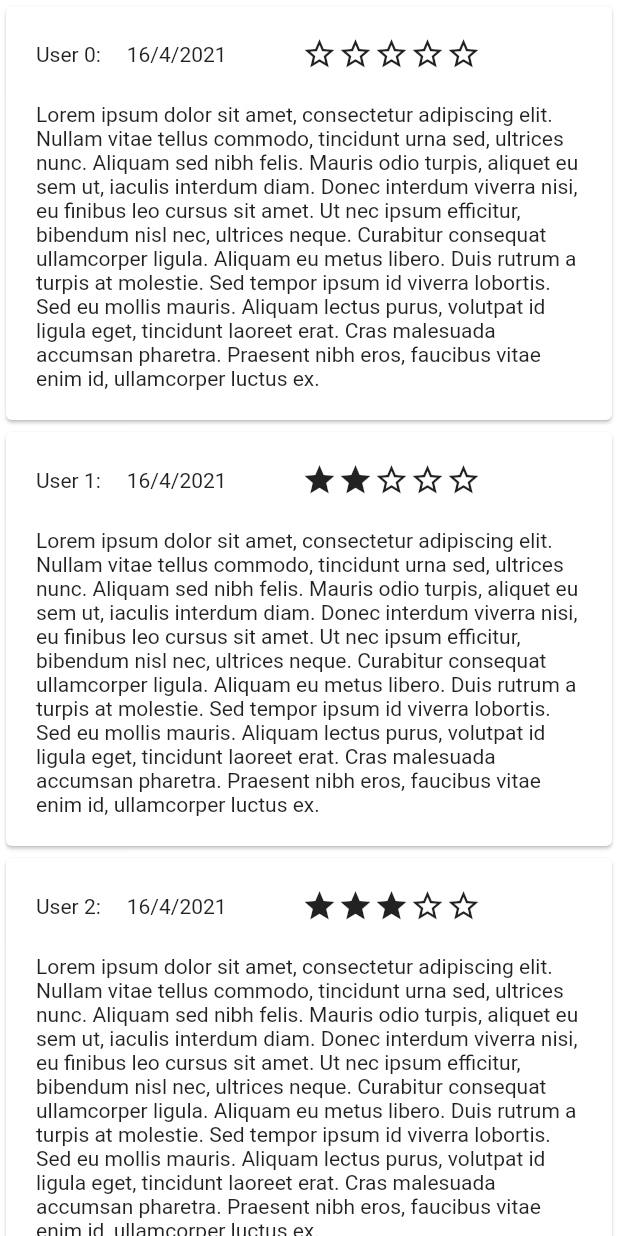
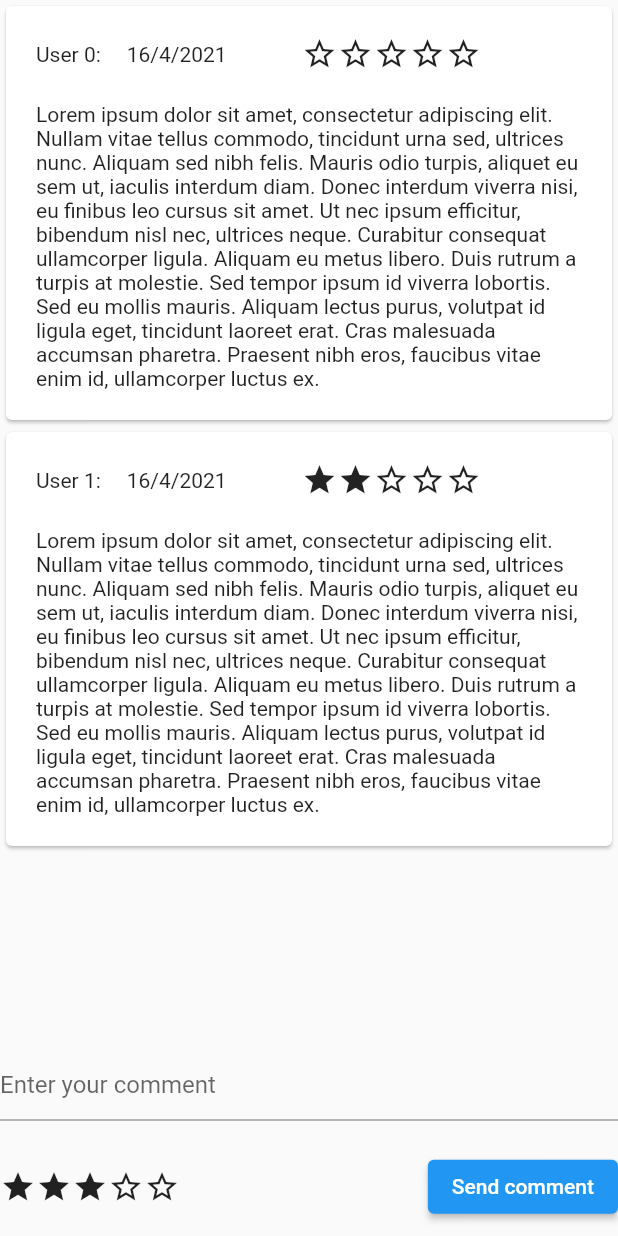
Before and after one commit to daerix/Flutter_Shop, a Flutter app: the screen it shows after launch, on a phone screen of 412 x 824 dp. Run offline on Flutter 3.47's test engine with Material 2 defaults, Android fonts, the light colour scheme and no system bars; accounts and stored records are empty.

Commit message:
Ajout du composant commentaries

```diff
--- a/flutter_shop/lib/main.dart
+++ b/flutter_shop/lib/main.dart
@@ -3,14 +3,15 @@ import 'dart:math';
 import 'package:flutter/material.dart';
 import 'package:flutter_shop/models/commentary.dart';
 import 'package:flutter_shop/models/user.dart';
-import 'package:flutter_shop/widgets/commentary_page/commentary.dart';
+import 'package:flutter_shop/widgets/commentary_page/commentary_page.dart';
 
 List<Commentary> commentaries;
-
+User currentUser;
 void main() {
   commentaries = [];
+  currentUser = new User("Virgile Sassano");
   Random random = Random();
-  for (var i = 0; i < 5; i++) {
+  for (var i = 0; i < 2; i++) {
     Commentary comment = new Commentary();
     comment.comment = "Lorem ipsum dolor sit amet, consectetur adipiscing elit. Nullam vitae tellus commodo, tincidunt urna sed, ultrices nunc. Aliquam sed nibh felis. Mauris odio turpis, aliquet eu sem ut, iaculis interdum diam. Donec interdum viverra nisi, eu finibus leo cursus sit amet. Ut nec ipsum efficitur, bibendum nisl nec, ultrices neque. Curabitur consequat ullamcorper ligula. Aliquam eu metus libero. Duis rutrum a turpis at molestie. Sed tempor ipsum id viverra lobortis. Sed eu mollis mauris. Aliquam lectus purus, volutpat id ligula eget, tincidunt laoreet erat. Cras malesuada accumsan pharetra. Praesent nibh eros, faucibus vitae enim id, ullamcorper luctus ex.";
     comment.user = new User("User " + i.toString());
@@ -29,10 +30,7 @@ class MyApp extends StatelessWidget {
       theme: ThemeData(
         primarySwatch: Colors.blue,
       ),
-      home: SingleChildScrollView(
-          child: Column(children: [
-        for (var comment in commentaries) CommentaryWidget(commentary: comment)
-      ])),
+      home: CommentaryPageWidget(commentaries: commentaries, currentUser: currentUser),
     );
   }
 }
--- /dev/null
+++ b/flutter_shop/lib/widgets/commentary_page/clickable_star.dart
@@ -0,0 +1,33 @@
+import 'package:flutter/cupertino.dart';
+import 'package:flutter/material.dart';
+import 'package:flutter_shop/widgets/commentary_page/commentary_page.dart';
+
+class ClickableStarWidget extends StatefulWidget {
+  ClickableStarWidget({Key key, this.parentWidget, this.position})
+      : super(key: key);
+  CommentaryPageWidgetState parentWidget;
+  int position;
+  @override
+  _ClickableStarWidgetState createState() => _ClickableStarWidgetState();
+}
+
+class _ClickableStarWidgetState extends State<ClickableStarWidget> {
+  void elementClicked() {
+    widget.parentWidget.setState(() {
+      widget.parentWidget.widget.stars = widget.position;
+    });
+  }
+
+  @override
+  Widget build(BuildContext context) {
+    return GestureDetector(
+        onTap: elementClicked,
+        child: Container(
+            child: (() {
+          if (widget.parentWidget.widget.stars >= widget.position) {
+            return Icon(Icons.star);
+          }
+          return Icon(Icons.star_border);
+        }())));
+  }
+}
--- /dev/null
+++ b/flutter_shop/lib/widgets/commentary_page/commentary_page.dart
@@ -0,0 +1,76 @@
+import 'package:flutter/cupertino.dart';
+import 'package:flutter/material.dart';
+import 'package:flutter_shop/models/commentary.dart';
+import 'package:flutter_shop/models/user.dart';
+import 'package:flutter_shop/widgets/commentary_page/clickable_star.dart';
+import 'package:flutter_shop/widgets/commentary_page/commentary.dart';
+
+class CommentaryPageWidget extends StatefulWidget {
+  CommentaryPageWidget({Key key, this.commentaries, this.currentUser}) : super(key: key);
+  int stars = 3;
+  User currentUser;
+  List<Commentary> commentaries;
+  @override
+  CommentaryPageWidgetState createState() => CommentaryPageWidgetState();
+}
+
+class CommentaryPageWidgetState extends State<CommentaryPageWidget> {
+  TextEditingController comment = new TextEditingController();
+
+  void sendComment() {
+    if(comment.text.isEmpty) {
+      return;
+    }
+    setState(() {
+      Commentary commentObject = new Commentary();
+      commentObject.comment = comment.text;
+      commentObject.date = DateTime.now();
+      commentObject.stars = widget.stars;
+      commentObject.user = widget.currentUser;
+      widget.commentaries.add(commentObject);
+      comment.text = "";
+      widget.stars = 3;
+    });
+  }
+
+  @override
+  Widget build(BuildContext context) {
+    return Scaffold(
+        body: Column(children: [
+      Expanded(
+          flex: 8,
+          child: Container(
+              width: 500,
+              child: SingleChildScrollView(
+                  child: Column(children: [
+                for (var comment in widget.commentaries)
+                  CommentaryWidget(commentary: comment)
+              ])))),
+      Expanded(
+          flex: 2,
+          child: Container(
+              margin: EdgeInsets.fromLTRB(0, 40, 0, 0),
+              width: 500,
+              child: Column(children: [
+                TextFormField(
+                  controller: comment,
+                  decoration: InputDecoration(hintText: "Enter your comment"),
+                ),
+                Container(
+                    margin: EdgeInsets.fromLTRB(0, 20, 0, 0),
+                    child: Row(children: [
+                      Expanded(
+                          child: Row(
+                        children: [
+                          for (var star in [1, 2, 3, 4, 5])
+                            ClickableStarWidget(
+                                parentWidget: this, position: star)
+                        ],
+                      )),
+                      ElevatedButton(
+                          child: Text('Send comment'), onPressed: sendComment)
+                    ]))
+              ])))
+    ]));
+  }
+}
```
